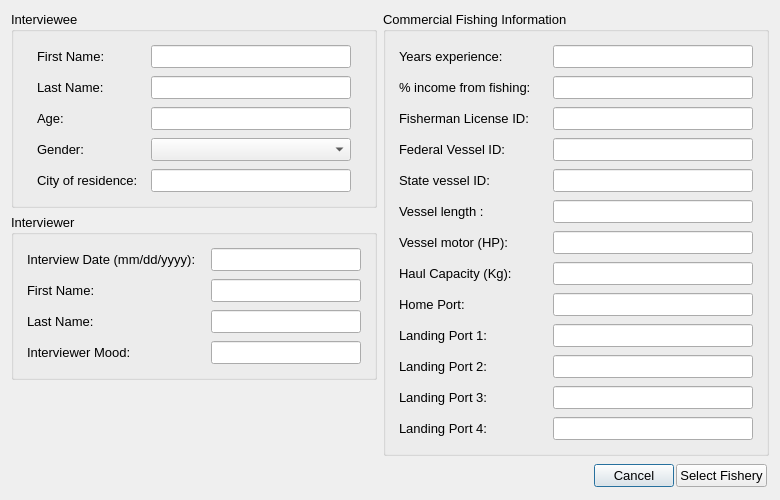
Qt form oom_soorc_sport/Interview/interviewstart.ui (Ecotrust/openoceanmap-desktop) before a commit.
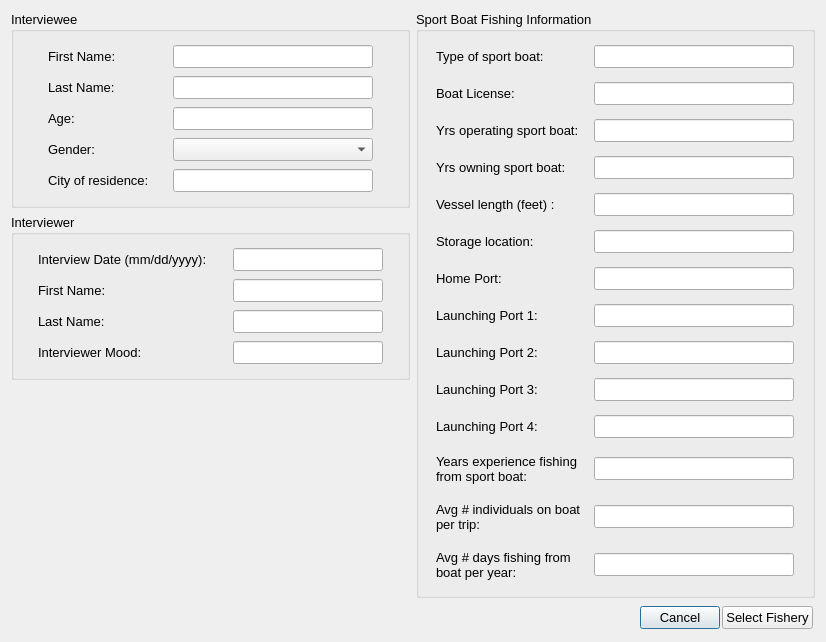
The same form after that commit.

Commit message: first pass of sport boat interview questions

Patch:
```diff
--- a/oom_soorc_sport/Interview/interviewstart.ui
+++ b/oom_soorc_sport/Interview/interviewstart.ui
@@ -6,8 +6,8 @@
    <rect>
     <x>0</x>
     <y>0</y>
-    <width>774</width>
-    <height>497</height>
+    <width>826</width>
+    <height>639</height>
    </rect>
   </property>
   <property name="windowTitle" >
@@ -559,80 +559,9 @@
         </font>
        </property>
        <property name="title" >
-        <string>Commercial Fishing Information</string>
+        <string>Sport Boat Fishing Information</string>
        </property>
        <layout class="QVBoxLayout" name="verticalLayout" >
-        <property name="spacing" >
-         <number>0</number>
-        </property>
-        <item>
-         <widget class="QWidget" native="1" name="home_port_5" >
-          <property name="font" >
-           <font>
-            <pointsize>10</pointsize>
-           </font>
-          </property>
-          <layout class="QHBoxLayout" name="_11" >
-           <property name="spacing" >
-            <number>4</number>
-           </property>
-           <property name="margin" >
-            <number>4</number>
-           </property>
-           <item>
-            <widget class="QLabel" name="years_text" >
-             <property name="minimumSize" >
-              <size>
-               <width>150</width>
-               <height>0</height>
-              </size>
-             </property>
-             <property name="maximumSize" >
-              <size>
-               <width>150</width>
-               <height>16777215</height>
-              </size>
-             </property>
-             <property name="font" >
-              <font>
-               <pointsize>10</pointsize>
-              </font>
-             </property>
-             <property name="text" >
-              <string>Years experience:</string>
-             </property>
-            </widget>
-           </item>
-           <item>
-            <widget class="QLineEdit" name="years_line" >
-             <property name="enabled" >
-              <bool>true</bool>
-             </property>
-             <property name="minimumSize" >
-              <size>
-               <width>100</width>
-               <height>0</height>
-              </size>
-             </property>
-             <property name="maximumSize" >
-              <size>
-               <width>200</width>
-               <height>16777215</height>
-              </size>
-             </property>
-             <property name="font" >
-              <font>
-               <pointsize>10</pointsize>
-              </font>
-             </property>
-             <property name="text" >
-              <string/>
-             </property>
-            </widget>
-           </item>
-          </layout>
-         </widget>
-        </item>
         <item>
          <widget class="QWidget" native="1" name="home_port_2" >
           <property name="font" >
@@ -667,7 +596,7 @@
               </font>
              </property>
              <property name="text" >
-              <string>% income from fishing:</string>
+              <string>Type of sport boat:</string>
              </property>
             </widget>
            </item>
@@ -735,7 +664,7 @@
               </font>
              </property>
              <property name="text" >
-              <string>Fisherman License ID:</string>
+              <string>Boat License:</string>
              </property>
             </widget>
            </item>
@@ -803,7 +732,7 @@
               </font>
              </property>
              <property name="text" >
-              <string>Federal Vessel ID:</string>
+              <string>Yrs operating sport boat:</string>
              </property>
             </widget>
            </item>
@@ -871,7 +800,7 @@
               </font>
              </property>
              <property name="text" >
-              <string>State vessel ID:</string>
+              <string>Yrs owning sport boat:</string>
              </property>
             </widget>
            </item>
@@ -939,7 +868,7 @@
               </font>
              </property>
              <property name="text" >
-              <string>Vessel length :</string>
+              <string>Vessel length (feet) :</string>
              </property>
             </widget>
            </item>
@@ -973,74 +902,6 @@
           </layout>
          </widget>
         </item>
-        <item>
-         <widget class="QWidget" native="1" name="vessel_length_2" >
-          <property name="font" >
-           <font>
-            <pointsize>10</pointsize>
-           </font>
-          </property>
-          <layout class="QHBoxLayout" name="_14" >
-           <property name="spacing" >
-            <number>4</number>
-           </property>
-           <property name="margin" >
-            <number>4</number>
-           </property>
-           <item>
-            <widget class="QLabel" name="vessel_motor_text" >
-             <property name="minimumSize" >
-              <size>
-               <width>150</width>
-               <height>0</height>
-              </size>
-             </property>
-             <property name="maximumSize" >
-              <size>
-               <width>150</width>
-               <height>16777215</height>
-              </size>
-             </property>
-             <property name="font" >
-              <font>
-               <pointsize>10</pointsize>
-              </font>
-             </property>
-             <property name="text" >
-              <string>Vessel motor (HP):</string>
-             </property>
-            </widget>
-           </item>
-           <item>
-            <widget class="QLineEdit" name="vessel_motor_line" >
-             <property name="enabled" >
-              <bool>true</bool>
-             </property>
-             <property name="minimumSize" >
-              <size>
-               <width>200</width>
-               <height>0</height>
-              </size>
-             </property>
-             <property name="maximumSize" >
-              <size>
-               <width>200</width>
-               <height>16777215</height>
-              </size>
-             </property>
-             <property name="font" >
-              <font>
-               <pointsize>10</pointsize>
-              </font>
-             </property>
-             <property name="text" >
-              <string/>
-             </property>
-            </widget>
-           </item>
-          </layout>
-         </widget>
-        </item>
         <item>
          <widget class="QWidget" native="1" name="vessel_length_3" >
           <property name="font" >
@@ -1075,7 +936,7 @@
               </font>
              </property>
              <property name="text" >
-              <string>Haul Capacity (Kg):</string>
+              <string>Storage location:</string>
              </property>
             </widget>
            </item>
@@ -1211,7 +1072,7 @@
               </font>
              </property>
              <property name="text" >
-              <string>Landing Port 1:</string>
+              <string>Launching Port 1:</string>
              </property>
             </widget>
            </item>
@@ -1279,7 +1140,7 @@
               </font>
              </property>
              <property name="text" >
-              <string>Landing Port 2:</string>
+              <string>Launching Port 2:</string>
              </property>
             </widget>
            </item>
@@ -1349,7 +1210,7 @@
               </font>
              </property>
              <property name="text" >
-              <string>Landing Port 3:</string>
+              <string>Launching Port 3:</string>
              </property>
             </widget>
            </item>
@@ -1417,7 +1278,7 @@
               </font>
              </property>
              <property name="text" >
-              <string>Landing Port 4:</string>
+              <string>Launching Port 4:</string>
              </property>
             </widget>
            </item>
@@ -1451,6 +1312,219 @@
           </layout>
          </widget>
         </item>
+        <item>
+         <widget class="QWidget" native="1" name="home_port_5" >
+          <property name="font" >
+           <font>
+            <pointsize>10</pointsize>
+           </font>
+          </property>
+          <layout class="QHBoxLayout" name="_11" >
+           <property name="spacing" >
+            <number>4</number>
+           </property>
+           <property name="margin" >
+            <number>4</number>
+           </property>
+           <item>
+            <widget class="QLabel" name="years_text" >
+             <property name="minimumSize" >
+              <size>
+               <width>150</width>
+               <height>34</height>
+              </size>
+             </property>
+             <property name="maximumSize" >
+              <size>
+               <width>150</width>
+               <height>16777215</height>
+              </size>
+             </property>
+             <property name="font" >
+              <font>
+               <pointsize>10</pointsize>
+              </font>
+             </property>
+             <property name="text" >
+              <string>Years experience fishing from sport boat:</string>
+             </property>
+             <property name="wordWrap" >
+              <bool>true</bool>
+             </property>
+            </widget>
+           </item>
+           <item>
+            <widget class="QLineEdit" name="years_fishing_line" >
+             <property name="enabled" >
+              <bool>true</bool>
+             </property>
+             <property name="minimumSize" >
+              <size>
+               <width>100</width>
+               <height>0</height>
+              </size>
+             </property>
+             <property name="maximumSize" >
+              <size>
+               <width>200</width>
+               <height>16777215</height>
+              </size>
+             </property>
+             <property name="font" >
+              <font>
+               <pointsize>10</pointsize>
+              </font>
+             </property>
+             <property name="text" >
+              <string/>
+             </property>
+            </widget>
+           </item>
+          </layout>
+         </widget>
+        </item>
+        <item>
+         <widget class="QWidget" native="1" name="vessel_length_2" >
+          <property name="font" >
+           <font>
+            <pointsize>10</pointsize>
+           </font>
+          </property>
+          <layout class="QHBoxLayout" name="_14" >
+           <property name="spacing" >
+            <number>4</number>
+           </property>
+           <property name="margin" >
+            <number>4</number>
+           </property>
+           <item>
+            <widget class="QLabel" name="avg_people_text" >
+             <property name="minimumSize" >
+              <size>
+               <width>150</width>
+               <height>34</height>
+              </size>
+             </property>
+             <property name="maximumSize" >
+              <size>
+               <width>150</width>
+               <height>16777215</height>
+              </size>
+             </property>
+             <property name="font" >
+              <font>
+               <pointsize>10</pointsize>
+              </font>
+             </property>
+             <property name="text" >
+              <string>Avg # individuals on boat per trip:</string>
+             </property>
+             <property name="wordWrap" >
+              <bool>true</bool>
+             </property>
+            </widget>
+           </item>
+           <item>
+            <widget class="QLineEdit" name="avg_people_line" >
+             <property name="enabled" >
+              <bool>true</bool>
+             </property>
+             <property name="minimumSize" >
+              <size>
+               <width>200</width>
+               <height>0</height>
+              </size>
+             </property>
+             <property name="maximumSize" >
+              <size>
+               <width>200</width>
+               <height>16777215</height>
+              </size>
+             </property>
+             <property name="font" >
+              <font>
+               <pointsize>10</pointsize>
+              </font>
+             </property>
+             <property name="text" >
+              <string/>
+             </property>
+            </widget>
+           </item>
+          </layout>
+         </widget>
+        </item>
+        <item>
+         <widget class="QWidget" native="1" name="vessel_length_4" >
+          <property name="font" >
+           <font>
+            <pointsize>10</pointsize>
+           </font>
+          </property>
+          <layout class="QHBoxLayout" name="_20" >
+           <property name="spacing" >
+            <number>4</number>
+           </property>
+           <property name="margin" >
+            <number>4</number>
+           </property>
+           <item>
+            <widget class="QLabel" name="avg_days_per_year_text" >
+             <property name="minimumSize" >
+              <size>
+               <width>150</width>
+               <height>34</height>
+              </size>
+             </property>
+             <property name="maximumSize" >
+              <size>
+               <width>150</width>
+               <height>16777215</height>
+              </size>
+             </property>
+             <property name="font" >
+              <font>
+               <pointsize>10</pointsize>
+              </font>
+             </property>
+             <property name="text" >
+              <string>Avg # days fishing from boat per year:</string>
+             </property>
+             <property name="wordWrap" >
+              <bool>true</bool>
+             </property>
+            </widget>
+           </item>
+           <item>
+            <widget class="QLineEdit" name="avg_days_per_year_line" >
+             <property name="enabled" >
+              <bool>true</bool>
+             </property>
+             <property name="minimumSize" >
+              <size>
+               <width>200</width>
+               <height>0</height>
+              </size>
+             </property>
+             <property name="maximumSize" >
+              <size>
+               <width>200</width>
+               <height>16777215</height>
+              </size>
+             </property>
+             <property name="font" >
+              <font>
+               <pointsize>10</pointsize>
+              </font>
+             </property>
+             <property name="text" >
+              <string/>
+             </property>
+            </widget>
+           </item>
+          </layout>
+         </widget>
+        </item>
        </layout>
        <zorder>ves_license</zorder>
        <zorder>vessel_length</zorder>
```
Left out of the diff: 31 changed lines with no effect on the pictures. The commit also changes 6 other files.
